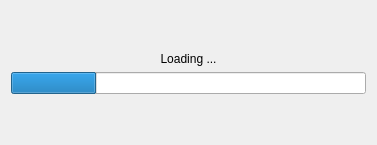
This is pulse/interface/data/ui_files/messages/new_loading_window.ui in open-pulse/OpenPulse as Qt 5 draws it before an edit. The edited form follows.
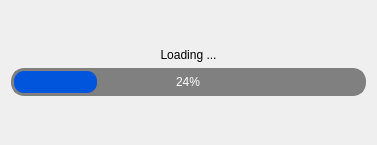
This is the edited form.

Commit message: update loading window appearance

What changed in the file:
```diff
--- a/pulse/interface/data/ui_files/messages/new_loading_window.ui
+++ b/pulse/interface/data/ui_files/messages/new_loading_window.ui
@@ -16,6 +16,23 @@
   <property name="windowTitle">
    <string>Loading Window</string>
   </property>
+  <property name="styleSheet">
+   <string notr="true">QProgressBar {
+    border: 3px solid grey;
+    border-radius: 13px;
+    text-align: center;
+    background-color: grey;
+    color: white;
+}
+QProgressBar::chunk {
+    background-color: #0055DD;
+    border-top-right-radius: 10px;
+    border-top-left-radius: 10px;
+    border-bottom-right-radius: 10px;
+    border-bottom-left-radius: 10px;
+}
+</string>
+  </property>
   <layout class="QVBoxLayout" name="verticalLayout">
    <item>
     <spacer name="verticalSpacer_2">
@@ -46,7 +63,7 @@
       <number>24</number>
      </property>
      <property name="textVisible">
-      <bool>false</bool>
+      <bool>true</bool>
      </property>
      <property name="textDirection">
       <enum>QProgressBar::TopToBottom</enum>
```
The commit also changes 1 other file.
